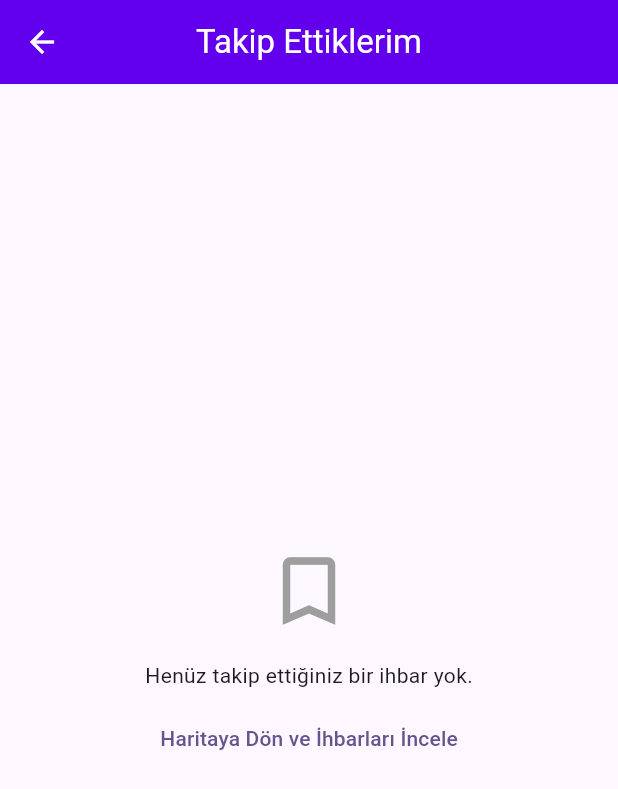
After one commit to emirozkul/akilli_kampusa, a Flutter app: the TakipEttiklerimSayfasi screen opened directly, on a phone screen of 412 x 824 dp. The commit adds this screen. Shown: the top 789 px of the screen. Run offline on Flutter 3.47's test engine with Material 3 defaults, Android fonts, the phone set to English and light mode, and no system bars; our stand-ins replace cloud_firestore, firebase_auth, firebase_core, flutter_map, latlong2; accounts and stored records are empty.

Commit message:
feat: Bildirim Ayarları ve Takip Edilenler Sayfası Eklendi
Kullanıcıların bildirim tercihlerini yönetebileceği Ayarlar Sayfası ve takip ettikleri ihbarları görebileceği Takip Ettiklerim sayfası oluşturuldu. Kullanıcı modeline bildirim tercihleri alanı eklendi. Navigasyon menüsüne ilgili linkler eklendi.

```diff
--- a/lib/models/kullanici.dart
+++ b/lib/models/kullanici.dart
@@ -12,6 +12,7 @@ class Kullanici {
   final String bolum;           // Bölüm bilgisi (örn: "Bilgisayar Mühendisliği")
   final String rol;             // Kullanıcı rolü: "Admin" veya "User"
   final DateTime kayitTarihi;   // Hesap oluşturulma tarihi
+  final List<String> bildirimTercihleri; // Bildirim almak istenen ihbar tipleri
 
   /// Constructor - Yeni kullanıcı nesnesi oluşturur
   Kullanici({
@@ -22,6 +23,7 @@ class Kullanici {
     required this.bolum,
     required this.rol,
     required this.kayitTarihi,
+    this.bildirimTercihleri = const [], // Varsayılan boş liste
   });
 
   /// Firebase Firestore'dan gelen veriyi Kullanici nesnesine çevirir
@@ -37,6 +39,7 @@ class Kullanici {
       bolum: veri['bolum'] ?? '',                         // Bölüm
       rol: veri['rol'] ?? 'User',                         // Rol (varsayılan: User)
       kayitTarihi: (veri['kayitTarihi'] as Timestamp).toDate(), // Timestamp'i DateTime'a çevir
+      bildirimTercihleri: List<String>.from(veri['bildirimTercihleri'] ?? []), // Dynamic listeyi String listeye çevir
     );
   }
 
@@ -49,6 +52,7 @@ class Kullanici {
       'bolum': bolum,
       'rol': rol,
       'kayitTarihi': Timestamp.fromDate(kayitTarihi),     // DateTime'ı Timestamp'e çevir
+      'bildirimTercihleri': bildirimTercihleri,
     };
   }
 
--- /dev/null
+++ b/lib/screens/takip_ettiklerim_sayfasi.dart
@@ -0,0 +1,151 @@
+import 'package:flutter/material.dart';
+import 'package:intl/intl.dart';
+import '../services/auth_servisi.dart';
+import '../services/ihbar_servisi.dart';
+import '../models/ihbar.dart';
+import '../widgets/ihbar_detay_widget.dart';
+
+/// Kullanıcının takip ettiği ihbarların listelendiği sayfa
+class TakipEttiklerimSayfasi extends StatefulWidget {
+  const TakipEttiklerimSayfasi({super.key});
+
+  @override
+  State<TakipEttiklerimSayfasi> createState() => _TakipEttiklerimSayfasiState();
+}
+
+class _TakipEttiklerimSayfasiState extends State<TakipEttiklerimSayfasi> {
+  final IhbarServisi _ihbarServisi = IhbarServisi();
+  final AuthServisi _authServisi = AuthServisi();
+
+  @override
+  Widget build(BuildContext context) {
+    final aktifKullaniciId = _authServisi.aktifKullaniciId;
+
+    if (aktifKullaniciId == null) {
+      return const Scaffold(
+        body: Center(child: Text('Giriş yapmalısınız')),
+      );
+    }
+
+    return Scaffold(
+      appBar: AppBar(
+        title: const Text('Takip Ettiklerim'),
+      ),
+      body: StreamBuilder<List<Ihbar>>(
+        // Takip edilenleri getiren servisi kullan
+        stream: _ihbarServisi.takipEdilenleriGetir(aktifKullaniciId),
+        builder: (context, snapshot) {
+          if (snapshot.connectionState == ConnectionState.waiting) {
+            return const Center(child: CircularProgressIndicator());
+          }
+
+          if (snapshot.hasError) {
+            return Center(child: Text('Hata: ${snapshot.error}'));
+          }
+
+          final ihbarlar = snapshot.data ?? [];
+
+          if (ihbarlar.isEmpty) {
+            return Center(
+              child: Column(
+                mainAxisAlignment: MainAxisAlignment.center,
+                children: [
+                  const Icon(Icons.bookmark_border, size: 60, color: Colors.grey),
+                  const SizedBox(height: 16),
+                  const Text('Henüz takip ettiğiniz bir ihbar yok.'),
+                  const SizedBox(height: 8),
+                  TextButton(
+                    onPressed: () => Navigator.pop(context),
+                    child: const Text('Haritaya Dön ve İhbarları İncele'),
+                  ),
+                ],
+              ),
+            );
+          }
+
+          return ListView.builder(
+            padding: const EdgeInsets.all(8),
+            itemCount: ihbarlar.length,
+            itemBuilder: (context, index) {
+              final ihbar = ihbarlar[index];
+              return _takipKartiOlustur(ihbar, aktifKullaniciId);
+            },
+          );
+        },
+      ),
+    );
+  }
+
+  /// Liste elemanı kartı
+  Widget _takipKartiOlustur(Ihbar ihbar, String userId) {
+    final tarihFormati = DateFormat('dd MMM HH:mm', 'tr_TR');
+
+    // Durum rengi
+    Color durumRengi = Colors.grey;
+    if (ihbar.durum.isim == 'Acik') durumRengi = Colors.red;
+    if (ihbar.durum.isim == 'Inceleniyor') durumRengi = Colors.blue;
+    if (ihbar.durum.isim == 'Cozuldu') durumRengi = Colors.green;
+
+    return Card(
+      child: ListTile(
+        leading: CircleAvatar(
+          backgroundColor: ihbar.tip.renk.withOpacity(0.2),
+          child: Icon(ihbar.tip.ikon, color: ihbar.tip.renk),
+        ),
+        title: Text(
+          ihbar.baslik,
+          style: const TextStyle(fontWeight: FontWeight.bold),
+          maxLines: 1,
+          overflow: TextOverflow.ellipsis,
+        ),
+        subtitle: Column(
+          crossAxisAlignment: CrossAxisAlignment.start,
+          children: [
+            const SizedBox(height: 4),
+            Row(
+              children: [
+                // Durum Badge
+                Container(
+                  padding: const EdgeInsets.symmetric(horizontal: 6, vertical: 2),
+                  decoration: BoxDecoration(
+                    color: durumRengi.withOpacity(0.1),
+                    borderRadius: BorderRadius.circular(4),
+                    border: Border.all(color: durumRengi.withOpacity(0.5)),
+                  ),
+                  child: Text(
+                    ihbar.durum.isim,
+                    style: TextStyle(fontSize: 10, color: durumRengi, fontWeight: FontWeight.bold),
+                  ),
+                ),
+                const SizedBox(width: 8),
+                Text(tarihFormati.format(ihbar.tarih), style: const TextStyle(fontSize: 12)),
+              ],
+            ),
+          ],
+        ),
+        trailing: IconButton(
+          icon: const Icon(Icons.bookmark_remove, color: Colors.red),
+          tooltip: 'Takibi Bırak',
+          onPressed: () async {
+            // Takibi bırakma işlemi
+             await _ihbarServisi.ihbarTakibiBirak(ihbar.id, userId);
+             if (mounted) {
+               ScaffoldMessenger.of(context).showSnackBar(
+                 const SnackBar(content: Text('Takip bırakıldı')),
+               );
+             }
+          },
+        ),
+        onTap: () {
+          // Detayları göster (BottomSheet ile)
+          showModalBottomSheet(
+            context: context,
+            isScrollControlled: true,
+            backgroundColor: Colors.transparent,
+            builder: (context) => IhbarDetayWidget(ihbar: ihbar),
+          );
+        },
+      ),
+    );
+  }
+}
```
Also changed, not shown: lib/screens/ayarlar_sayfasi.dart (added, +138 -0 lines), lib/screens/kampus_harita_sayfasi.dart (+28 -0 lines), lib/services/ihbar_servisi.dart (+15 -0 lines).
